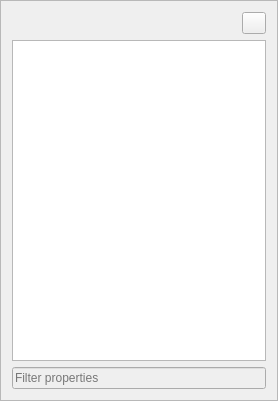
Above: itempropertieswidget.ui from ArashMassoudieh/OpenHydroQual before the change. Below: the same form after it.
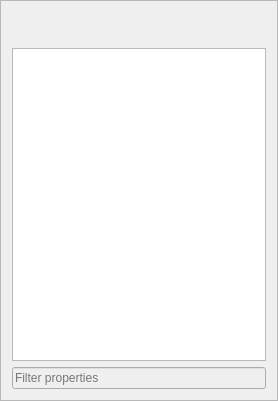
That is the form after the change.

The edit to the form file:
```diff
--- a/itempropertieswidget.ui
+++ b/itempropertieswidget.ui
@@ -30,11 +30,17 @@
       </widget>
      </item>
      <item>
-      <widget class="QPushButton" name="pushButton">
+      <widget class="QLabel" name="lblicon">
+       <property name="minimumSize">
+        <size>
+         <width>30</width>
+         <height>30</height>
+        </size>
+       </property>
        <property name="maximumSize">
         <size>
-         <width>24</width>
-         <height>24</height>
+         <width>30</width>
+         <height>30</height>
         </size>
        </property>
        <property name="text">
```
